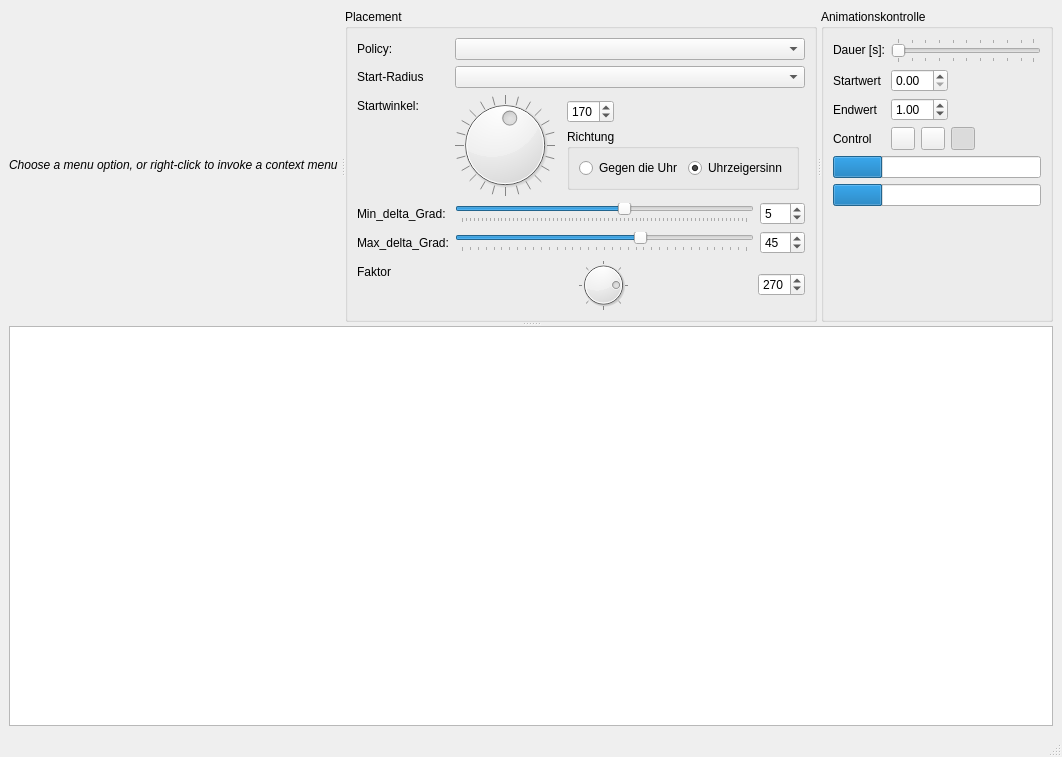
First picture: the form in mainwindow.ui, repository the-Obsessed-Maniacs/PieMenuTesting, before the edit.
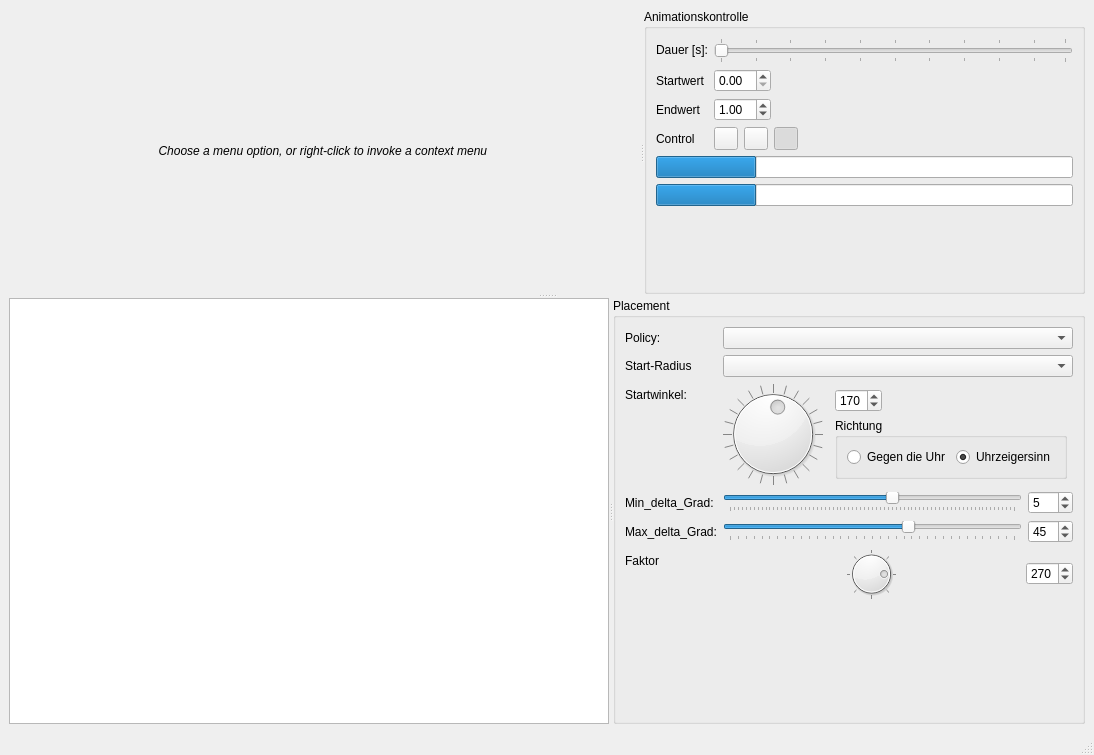
Second picture: the form after the edit. Icons and pictures are not drawn.

Commit message:
UI change, finally primary functionality working
fixes #21: removed all rendered helpers
changed UI: placed the start value selection area next to the graphicsview (to have more space)
debug-function für Superpolator (not really neccessary anymore)
- fixed zoom and evade code (bug was: doubly modified working variables...), added `SCALE_MAX` constant

```diff
--- a/mainwindow.ui
+++ b/mainwindow.ui
@@ -41,6 +41,214 @@
          <set>Qt::AlignmentFlag::AlignCenter</set>
         </property>
        </widget>
+       <widget class="QGroupBox" name="gb_anim">
+        <property name="sizePolicy">
+         <sizepolicy hsizetype="MinimumExpanding" vsizetype="Preferred">
+          <horstretch>0</horstretch>
+          <verstretch>0</verstretch>
+         </sizepolicy>
+        </property>
+        <property name="title">
+         <string>Animationskontrolle</string>
+        </property>
+        <layout class="QFormLayout" name="animLayout">
+         <item row="0" column="0">
+          <widget class="QLabel" name="label_5">
+           <property name="text">
+            <string>Dauer [s]:</string>
+           </property>
+          </widget>
+         </item>
+         <item row="0" column="1">
+          <widget class="QSlider" name="sl_anidur">
+           <property name="minimumSize">
+            <size>
+             <width>150</width>
+             <height>0</height>
+            </size>
+           </property>
+           <property name="minimum">
+            <number>1</number>
+           </property>
+           <property name="maximum">
+            <number>100</number>
+           </property>
+           <property name="value">
+            <number>1</number>
+           </property>
+           <property name="orientation">
+            <enum>Qt::Orientation::Horizontal</enum>
+           </property>
+           <property name="tickPosition">
+            <enum>QSlider::TickPosition::TicksBothSides</enum>
+           </property>
+           <property name="tickInterval">
+            <number>10</number>
+           </property>
+          </widget>
+         </item>
+         <item row="1" column="0">
+          <widget class="QLabel" name="startwertLabel">
+           <property name="text">
+            <string>Startwert</string>
+           </property>
+          </widget>
+         </item>
+         <item row="1" column="1">
+          <widget class="QDoubleSpinBox" name="dsb_anistartwert">
+           <property name="sizePolicy">
+            <sizepolicy hsizetype="Fixed" vsizetype="Fixed">
+             <horstretch>0</horstretch>
+             <verstretch>0</verstretch>
+            </sizepolicy>
+           </property>
+          </widget>
+         </item>
+         <item row="2" column="0">
+          <widget class="QLabel" name="endwertLabel">
+           <property name="text">
+            <string>Endwert</string>
+           </property>
+          </widget>
+         </item>
+         <item row="2" column="1">
+          <widget class="QDoubleSpinBox" name="dsb_aniendwert">
+           <property name="sizePolicy">
+            <sizepolicy hsizetype="Fixed" vsizetype="Fixed">
+             <horstretch>0</horstretch>
+             <verstretch>0</verstretch>
+            </sizepolicy>
+           </property>
+           <property name="value">
+            <double>1.000000000000000</double>
+           </property>
+          </widget>
+         </item>
+         <item row="3" column="0">
+          <widget class="QLabel" name="controlLabel">
+           <property name="text">
+            <string>Control</string>
+           </property>
+          </widget>
+         </item>
+         <item row="3" column="1">
+          <layout class="QHBoxLayout" name="hla_anictrl">
+           <item>
+            <widget class="QToolButton" name="tb_rev">
+             <property name="icon">
+              <iconset theme="QIcon::ThemeIcon::MediaSkipBackward"/>
+             </property>
+             <property name="checkable">
+              <bool>true</bool>
+             </property>
+            </widget>
+           </item>
+           <item>
+            <widget class="QToolButton" name="tb_playPause">
+             <property name="icon">
+              <iconset theme="QIcon::ThemeIcon::MediaPlaybackStart"/>
+             </property>
+             <property name="checkable">
+              <bool>true</bool>
+             </property>
+            </widget>
+           </item>
+           <item>
+            <widget class="QToolButton" name="tb_fwd">
+             <property name="icon">
+              <iconset theme="QIcon::ThemeIcon::MediaSkipForward"/>
+             </property>
+             <property name="checkable">
+              <bool>true</bool>
+             </property>
+             <property name="checked">
+              <bool>true</bool>
+             </property>
+            </widget>
+           </item>
+          </layout>
+         </item>
+         <item row="4" column="0" colspan="2">
+          <layout class="QVBoxLayout" name="verticalLayout_2">
+           <item>
+            <widget class="QProgressBar" name="pb_aniTime">
+             <property name="sizePolicy">
+              <sizepolicy hsizetype="Expanding" vsizetype="Minimum">
+               <horstretch>0</horstretch>
+               <verstretch>0</verstretch>
+              </sizepolicy>
+             </property>
+             <property name="minimumSize">
+              <size>
+               <width>0</width>
+               <height>10</height>
+              </size>
+             </property>
+             <property name="value">
+              <number>24</number>
+             </property>
+             <property name="textVisible">
+              <bool>false</bool>
+             </property>
+            </widget>
+           </item>
+           <item>
+            <widget class="QProgressBar" name="pb_aniFullTime">
+             <property name="sizePolicy">
+              <sizepolicy hsizetype="Expanding" vsizetype="Minimum">
+               <horstretch>0</horstretch>
+               <verstretch>0</verstretch>
+              </sizepolicy>
+             </property>
+             <property name="minimumSize">
+              <size>
+               <width>0</width>
+               <height>10</height>
+              </size>
+             </property>
+             <property name="value">
+              <number>24</number>
+             </property>
+             <property name="textVisible">
+              <bool>false</bool>
+             </property>
+            </widget>
+           </item>
+          </layout>
+         </item>
+        </layout>
+       </widget>
+      </widget>
+		 <widget class="QSplitter" name="splitterHU">
+			 <property name="orientation">
+				 <enum>Qt::Orientation::Horizontal</enum>
+			 </property>
+			 <widget class="QGraphicsView" name="gv">
+       <property name="sizePolicy">
+        <sizepolicy hsizetype="MinimumExpanding" vsizetype="MinimumExpanding">
+         <horstretch>0</horstretch>
+         <verstretch>0</verstretch>
+        </sizepolicy>
+       </property>
+       <property name="minimumSize">
+        <size>
+         <width>600</width>
+         <height>400</height>
+        </size>
+       </property>
+       <property name="lineWidth">
+        <number>3</number>
+       </property>
+       <property name="midLineWidth">
+        <number>1</number>
+       </property>
+       <property name="renderHints">
+        <set>QPainter::RenderHint::Antialiasing|QPainter::RenderHint::TextAntialiasing</set>
+       </property>
+       <property name="resizeAnchor">
+        <enum>QGraphicsView::ViewportAnchor::AnchorUnderMouse</enum>
+       </property>
+      </widget>
        <widget class="QGroupBox" name="gb_placement">
         <property name="sizePolicy">
          <sizepolicy hsizetype="MinimumExpanding" vsizetype="Preferred">
@@ -380,210 +588,7 @@
          </item>
         </layout>
        </widget>
-       <widget class="QGroupBox" name="gb_anim">
-        <property name="sizePolicy">
-         <sizepolicy hsizetype="MinimumExpanding" vsizetype="Preferred">
-          <horstretch>0</horstretch>
-          <verstretch>0</verstretch>
-         </sizepolicy>
-        </property>
-        <property name="title">
-         <string>Animationskontrolle</string>
-        </property>
-        <layout class="QFormLayout" name="animLayout">
-         <item row="0" column="0">
-          <widget class="QLabel" name="label_5">
-           <property name="text">
-            <string>Dauer [s]:</string>
-           </property>
-          </widget>
-         </item>
-         <item row="0" column="1">
-          <widget class="QSlider" name="sl_anidur">
-           <property name="minimumSize">
-            <size>
-             <width>150</width>
-             <height>0</height>
-            </size>
-           </property>
-           <property name="minimum">
-            <number>1</number>
-           </property>
-           <property name="maximum">
-            <number>100</number>
-           </property>
-           <property name="value">
-            <number>1</number>
-           </property>
-           <property name="orientation">
-            <enum>Qt::Orientation::Horizontal</enum>
-           </property>
-           <property name="tickPosition">
-            <enum>QSlider::TickPosition::TicksBothSides</enum>
-           </property>
-           <property name="tickInterval">
-            <number>10</number>
-           </property>
-          </widget>
-         </item>
-         <item row="1" column="0">
-          <widget class="QLabel" name="startwertLabel">
-           <property name="text">
-            <string>Startwert</string>
-           </property>
-          </widget>
-         </item>
-         <item row="1" column="1">
-          <widget class="QDoubleSpinBox" name="dsb_anistartwert">
-           <property name="sizePolicy">
-            <sizepolicy hsizetype="Fixed" vsizetype="Fixed">
-             <horstretch>0</horstretch>
-             <verstretch>0</verstretch>
-            </sizepolicy>
-           </property>
-          </widget>
-         </item>
-         <item row="2" column="0">
-          <widget class="QLabel" name="endwertLabel">
-           <property name="text">
-            <string>Endwert</string>
-           </property>
-          </widget>
-         </item>
-         <item row="2" column="1">
-          <widget class="QDoubleSpinBox" name="dsb_aniendwert">
-           <property name="sizePolicy">
-            <sizepolicy hsizetype="Fixed" vsizetype="Fixed">
-             <horstretch>0</horstretch>
-             <verstretch>0</verstretch>
-            </sizepolicy>
-           </property>
-           <property name="value">
-            <double>1.000000000000000</double>
-           </property>
-          </widget>
-         </item>
-         <item row="3" column="0">
-          <widget class="QLabel" name="controlLabel">
-           <property name="text">
-            <string>Control</string>
-           </property>
-          </widget>
-         </item>
-         <item row="3" column="1">
-          <layout class="QHBoxLayout" name="hla_anictrl">
-           <item>
-            <widget class="QToolButton" name="tb_rev">
-             <property name="icon">
-              <iconset theme="QIcon::ThemeIcon::MediaSkipBackward"/>
-             </property>
-             <property name="checkable">
-              <bool>true</bool>
-             </property>
-            </widget>
-           </item>
-           <item>
-            <widget class="QToolButton" name="tb_playPause">
-             <property name="icon">
-              <iconset theme="QIcon::ThemeIcon::MediaPlaybackStart"/>
-             </property>
-             <property name="checkable">
-              <bool>true</bool>
-             </property>
-            </widget>
-           </item>
-           <item>
-            <widget class="QToolButton" name="tb_fwd">
-             <property name="icon">
-              <iconset theme="QIcon::ThemeIcon::MediaSkipForward"/>
-             </property>
-             <property name="checkable">
-              <bool>true</bool>
-             </property>
-             <property name="checked">
-              <bool>true</bool>
-             </property>
-            </widget>
-           </item>
-          </layout>
-         </item>
-         <item row="4" column="0" colspan="2">
-          <layout class="QVBoxLayout" name="verticalLayout_2">
-           <item>
-            <widget class="QProgressBar" name="pb_aniTime">
-             <property name="sizePolicy">
-              <sizepolicy hsizetype="Expanding" vsizetype="Minimum">
-               <horstretch>0</horstretch>
-               <verstretch>0</verstretch>
-              </sizepolicy>
-             </property>
-             <property name="minimumSize">
-              <size>
-               <width>0</width>
-               <height>10</height>
-              </size>
-             </property>
-             <property name="value">
-              <number>24</number>
-             </property>
-             <property name="textVisible">
-              <bool>false</bool>
-             </property>
-            </widget>
-           </item>
-           <item>
-            <widget class="QProgressBar" name="pb_aniFullTime">
-             <property name="sizePolicy">
-              <sizepolicy hsizetype="Expanding" vsizetype="Minimum">
-               <horstretch>0</horstretch>
-               <verstretch>0</verstretch>
-              </sizepolicy>
-             </property>
-             <property name="minimumSize">
-              <size>
-               <width>0</width>
-               <height>10</height>
-              </size>
-             </property>
-             <property name="value">
-              <number>24</number>
-             </property>
-             <property name="textVisible">
-              <bool>false</bool>
-             </property>
-            </widget>
-           </item>
-          </layout>
-         </item>
-        </layout>
-       </widget>
-      </widget>
-      <widget class="QGraphicsView" name="gv">
-       <property name="sizePolicy">
-        <sizepolicy hsizetype="MinimumExpanding" vsizetype="MinimumExpanding">
-         <horstretch>0</horstretch>
-         <verstretch>0</verstretch>
-        </sizepolicy>
-       </property>
-       <property name="minimumSize">
-        <size>
-         <width>600</width>
-         <height>400</height>
-        </size>
-       </property>
-       <property name="lineWidth">
-        <number>3</number>
-       </property>
-       <property name="midLineWidth">
-        <number>1</number>
-       </property>
-       <property name="renderHints">
-        <set>QPainter::RenderHint::Antialiasing|QPainter::RenderHint::TextAntialiasing</set>
-       </property>
-       <property name="resizeAnchor">
-        <enum>QGraphicsView::ViewportAnchor::AnchorUnderMouse</enum>
-       </property>
-      </widget>
+		 </widget>
      </widget>
     </item>
    </layout>
```
The commit also changes 4 other files.
